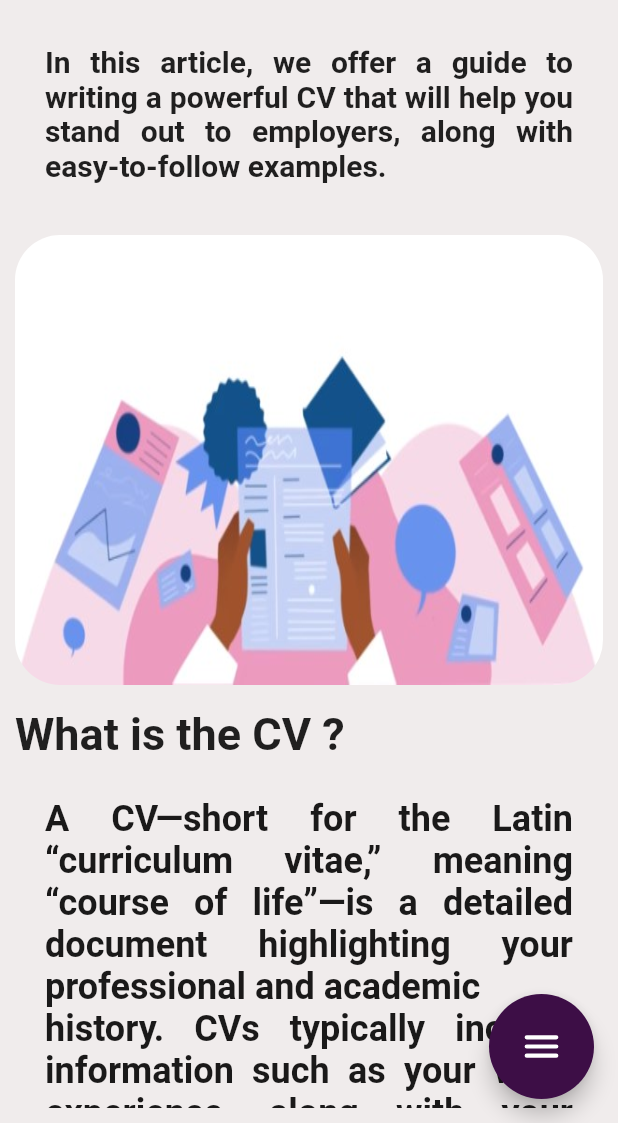
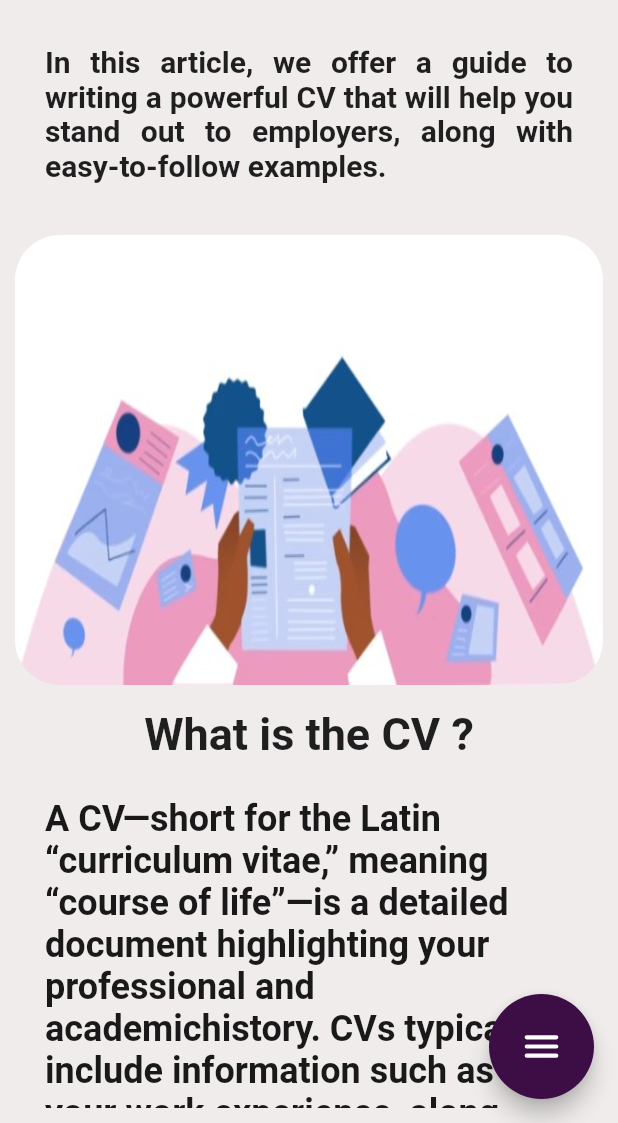
Before and after one commit to moh7dali/Jobology, a Flutter app: the Cv screen opened by its route, on a phone screen of 412 x 824 dp, the part 113-1236 px from its top. Run offline on Flutter 3.47's test engine with Material 2 defaults, Android fonts, the phone set to English and light mode, and no system bars; drawn by our look-alikes of flutter_speed_dial; our stand-ins replace cloud_firestore, firebase_auth, firebase_core, firebase_storage, font_awesome_flutter, get and 7 more; accounts and stored records are empty; network calls fail.

Commit message:
fix navgaite buttons

```diff
--- a/lib/Screens/Authentication/Company_signup.dart
+++ b/lib/Screens/Authentication/Company_signup.dart
@@ -220,7 +220,7 @@ class _Company_Sign_upState extends State<Company_Sign_up> {
                     ),
                     TextButton(
                         onPressed: () {
-                          Navigator.popAndPushNamed(context, "Login");
+                          Navigator.pop(context);
                         },
                         child: Text.rich(TextSpan(
                             text: "Aleardy have an account ? ",
--- a/lib/Screens/Authentication/ForgetPass.dart
+++ b/lib/Screens/Authentication/ForgetPass.dart
@@ -99,7 +99,7 @@ class _ForgetPasswordState extends State<ForgetPassword> {
               child: ElevatedButton(style: OutlinedButton.styleFrom(
                           backgroundColor: buttonColor,
                           shape: RoundedRectangleBorder(),
-                          padding: EdgeInsets.symmetric(vertical: 15)),onPressed: (){Navigator.popAndPushNamed(context, "Login");}, child: Text("Return to Login page",style: GoogleFonts.montserrat(
+                          padding: EdgeInsets.symmetric(vertical: 15)),onPressed: (){Navigator.pop(context);}, child: Text("Return to Login page",style: GoogleFonts.montserrat(
                               fontSize: 20, fontWeight: FontWeight.bold))),
             ),
           ]),
--- a/lib/Screens/Authentication/signup.dart
+++ b/lib/Screens/Authentication/signup.dart
@@ -222,7 +222,7 @@ class _Sign_upState extends State<Sign_up> {
                   ),
                   TextButton(
                     onPressed: () {
-                      Navigator.popAndPushNamed(context,"Login");
+                      Navigator.pop(context);
                     },
                     child: Text.rich(
                       TextSpan(
--- a/lib/Screens/Company/AddNewJob.dart
+++ b/lib/Screens/Company/AddNewJob.dart
@@ -59,7 +59,7 @@ class _AddNewJobState extends State<AddNewJob> {
                 width: 26,
               ),
               onPressed: () {
-                Navigator.pushNamed(context, "companyHome");
+                Navigator.pop(context);
               }),
         ),
       ),
--- a/lib/Screens/Company/AddNewTraining.dart
+++ b/lib/Screens/Company/AddNewTraining.dart
@@ -59,7 +59,7 @@ class _AddNewTrainingState extends State<AddNewTraining> {
                   width: 26,
                 ),
                 onPressed: () {
-                  Navigator.pushNamed(context, "companyHome");
+                  Navigator.pop(context);
                 }),
           ),
         ),
--- a/lib/Screens/Company/HomeCompany.dart
+++ b/lib/Screens/Company/HomeCompany.dart
@@ -645,7 +645,7 @@ class _CompanyHomeState extends State<CompanyHome> {
               ),
               label: 'Add new job',
               onTap: () {
-                Navigator.pushNamed(context, "addNewPage");
+                Navigator.pushNamed(context, "addNewjob");
               },
             ),
             SpeedDialChild(
--- a/lib/Screens/Users/cv.dart
+++ b/lib/Screens/Users/cv.dart
@@ -59,7 +59,7 @@ class _CvState extends State<Cv> {
           mainAxisAlignment: MainAxisAlignment.center,
           children: [
             Column(
-              mainAxisAlignment: MainAxisAlignment.center,
+
               children: [
                 // ignore: prefer_const_constructors
                 Text(
@@ -128,9 +128,11 @@ class _CvState extends State<Cv> {
               const SizedBox(
                 height: 15,
               ),
-              Text(
+              Align(alignment: Alignment.center,
+                child: Text(
                   "What is the CV ?",
                   style: TextStyle(fontSize: 30, fontWeight: FontWeight.bold),
+                ),
               ),
               const SizedBox(
                 height: 5,
@@ -176,14 +178,12 @@ class _CvState extends State<Cv> {
                 height: 10,
               ),
               Cvt2(),
-              Padding(
-                padding: EdgeInsets.only(left: 100, top: 30),
-                child: Row(
+              Row(
                 children: [
                   Text(
                     "Related:",
                     style: TextStyle(
-                          fontSize: 30,
+                        fontSize: 20,
                         fontWeight: FontWeight.bold,
                         color: Colors.black),
                   ),
@@ -194,20 +194,16 @@ class _CvState extends State<Cv> {
                     url:
                         "https://www.indeed.com/career-advice/resumes-cover-letters/10-resume-writing-tips",
                     text:
-                          "10 Resume Writing Tips To Help You Land a Position",
+                        "10 Resume Writing Tips To Help\n You Land a Position",
                   ),
                 ],
-                ),
               ),
               const SizedBox(
                 height: 10,
               ),
-              const Padding(
-                padding: EdgeInsets.only(left: 100, top: 30),
-                child: Text(
-                  "CV vs. resume differences",
-                  style: TextStyle(fontSize: 50, fontWeight: FontWeight.bold),
-                ),
+              Text(
+                "(CV vs resume differences)",
+                style: TextStyle(fontSize: 30, fontWeight: FontWeight.bold),
               ),
               const SizedBox(
                 height: 10,
@@ -222,15 +218,13 @@ class _CvState extends State<Cv> {
                 decoration: BoxDecoration(
                     image: DecorationImage(
                         image: AssetImage("images/cv3.jpg"), fit: BoxFit.fill)),
-              ),
-              Padding(
-                padding: EdgeInsets.only(left: 100, top: 30),
-                child: Row(
+              ),SizedBox(height: 10,),
+              Row( mainAxisAlignment: MainAxisAlignment.start,
                 children: [
                   Text(
                     "Read more:",
                     style: TextStyle(
-                          fontSize: 30,
+                        fontSize: 20,
                         fontWeight: FontWeight.bold,
                         color: Colors.black),
                   ),
@@ -240,19 +234,17 @@ class _CvState extends State<Cv> {
                   Open_url(
                     url:
                         "https://www.indeed.com/career-advice/resumes-cover-letters/difference-between-resume-and-cv",
-                      text: "What’s the Difference Between a Resume and a CV?",
+                    text: "What’s the Difference Between \na Resume and a CV?",
                   ),
                 ],
-                ),
               ),
               const SizedBox(
                 height: 10,
               ),
-              const Padding(
-                padding: EdgeInsets.only(left: 100, top: 30),
+              Align(alignment: Alignment.bottomCenter,
                 child: Text(
                   "CV template",
-                  style: TextStyle(fontSize: 50, fontWeight: FontWeight.bold),
+                  style: TextStyle(fontSize: 40, fontWeight: FontWeight.bold),
                 ),
               ),
               Cvt4(),
@@ -273,14 +265,12 @@ class _CvState extends State<Cv> {
                     image: DecorationImage(
                         image: AssetImage("images/cv5.jpg"), fit: BoxFit.fill)),
               ),
-              Padding(
-                padding: EdgeInsets.only(left: 100, top: 30),
-                child: Row(
+              Row(mainAxisAlignment: MainAxisAlignment.start,
                 children: [
                   Text(
                     "Related: ",
                     style: TextStyle(
-                          fontSize: 30,
+                        fontSize: 22,
                         fontWeight: FontWeight.bold,
                         color: Colors.black),
                   ),
@@ -291,7 +281,7 @@ class _CvState extends State<Cv> {
                     url:
                         "https://www.indeed.com/career-advice/resumes-cover-letters/cv-template",
                     text:
-                          "Curriculum Vitae (CV) Templates for a Successful\n Application",
+                        "Curriculum Vitae (CV) Templates \nfor a Successful Application",
                   ),
                   SizedBox(
                     height: 5,
@@ -302,7 +292,6 @@ class _CvState extends State<Cv> {
                     child: Video(),
                   )),
                 ],
-                ),
               ),
             ],
           ),
--- a/lib/Widgets/jobpreview.dart
+++ b/lib/Widgets/jobpreview.dart
@@ -58,7 +58,7 @@ class _job_previweState extends State<job_previwe> {
             child: Container(
                 child: IconButton(
               onPressed: () {
-                Navigator.pushNamed(context, "jobs");
+                Navigator.pop(context);
               },
               icon: const Icon(
                 Ionicons.chevron_back_outline,
--- a/lib/Widgets/open_url.dart
+++ b/lib/Widgets/open_url.dart
@@ -30,7 +30,7 @@ class _Open_urlState extends State<Open_url> {
             child: Text(
               "${widget.text}",
               style: TextStyle(
-                  fontSize: 24,
+                  fontSize: 18,
                   color: Color.fromARGB(255, 255, 255, 255),
                   fontWeight: FontWeight.bold),
             ),
--- a/lib/Widgets/texts.dart
+++ b/lib/Widgets/texts.dart
@@ -12,18 +12,18 @@ class Cvt1 extends StatelessWidget {
       width: double.maxFinite,
       child: Text(
         "A CV—short for the Latin “curriculum vitae,” meaning “course of life”—is a detailed document highlighting your professional and academic"
-        " \n history. CVs typically include information such as your work experience,"
-        "  along with your achievements, awards, scholarships or grants you’ve"
+        "history. CVs typically include information such as your work experience,"
+        " along with your achievements, awards, scholarships or grants you’ve"
         " earned, coursework, research projects and publications of your work"
         " A CV is typically two or three pages long, but it’s not unusual for it to"
-        "\n be much longer for mid-level or senior job applicants as a CV serves as"
-        " \n a full outline of one’s career accomplishments.",
+        "be much longer for mid-level or senior job applicants as a CV serves as"
+        " a full outline of one’s career accomplishments.",
         style: TextStyle(
           fontSize: 24,
           fontWeight: FontWeight.bold,
           color: Color.fromARGB(255, 26, 25, 25),
         ),
-        textAlign: TextAlign.justify,
+
       ),
     );
   }
@@ -39,14 +39,14 @@ class Cvt2 extends StatelessWidget {
       width: double.maxFinite,
       child: Text(
         "A resume is a formal document providing an overview of your professional"
-        " \n background and relevant skills. Standard sections on a resume include your"
+        "  background and relevant skills. Standard sections on a resume include your"
         "  work history, education, a professional summary, and a list of your skills. The"
         " three resume formats are reverse chronological, functional and combined.",
         style: TextStyle(
             fontSize: 24,
             fontWeight: FontWeight.bold,
             color: Color.fromARGB(255, 26, 25, 25)),
-      ),
+      )
     );
   }
 }
@@ -61,12 +61,12 @@ class Cvt3 extends StatelessWidget {
       width: double.maxFinite,
       child: Text(
         "As noted, a CV and resume are similar in that they’re both formal, details"
-        " \n documents that summarize your professional history, education, skills and"
-        "  \nachievements. They’re also both documents you may provide an employer"
+        " documents that summarize your professional history, education, skills and"
+        " achievements. They’re also both documents you may provide an employer"
         " three resume formats are reverse chronological, functional and combined."
-        "\nfor consideration for an open position. This said, there are differences an"
-        "\n it’s important you know when a CV would be preferred and how to properly"
-        "\ncreate one. Here is an overview of how CVs compare to resumes:",
+        "for consideration for an open position. This said, there are differences an"
+        " it’s important you know when a CV would be preferred and how to properly"
+        "create one. Here is an overview of how CVs compare to resumes:",
         style: TextStyle(
             fontSize: 24,
             fontWeight: FontWeight.bold,
@@ -85,13 +85,13 @@ class Cvt4 extends StatelessWidget {
       padding: EdgeInsets.all(20),
       width: double.maxFinite,
       child: Text(
-        "While most CV documents share the same basic structure and format, the"
-        " \n organization and content of a CV depends on the type of position you apply"
-        "  \n for. When organizing your CV, list the most relevant sections first to catch an"
+        "While most CV documents share the same basic structure and format,the organization"
+        "   and content of a CV depends on the type of position you apply"
+        " for.\n When organizing your CV, list the most relevant sections first to catch an"
         " employer's attention, whether that is your work history or an impressive list"
-        "\n of publications. Here’s a CV template to reference when creating your own:",
+        " of publications. Heres a CV template to reference when creating your own:",
         style: TextStyle(
-            fontSize: 24,
+            fontSize: 18,
             fontWeight: FontWeight.bold,
             color: Color.fromARGB(255, 26, 25, 25)),
       ),
--- a/lib/main.dart
+++ b/lib/main.dart
@@ -41,7 +41,7 @@ Future<void> main() async {
       "cv":(context) => Cv() ,
       "welcome": (context) => Welcome(),
       "companyHome": (context) => CompanyHome(),
-      "addNewPage": (context) => AddNewJob(),
+      "addNewjob": (context) => AddNewJob(),
       "addNewTraining": (context) => AddNewTraining(),
       "interview": (context) => Interviwe_Preview(),
       // "interview_question": (context) => InterView(),
```
Also changed, not shown: lib/Screens/Users/jobs.dart (+10 -4 lines). Lines whose indentation alone changed are shown as unchanged.
